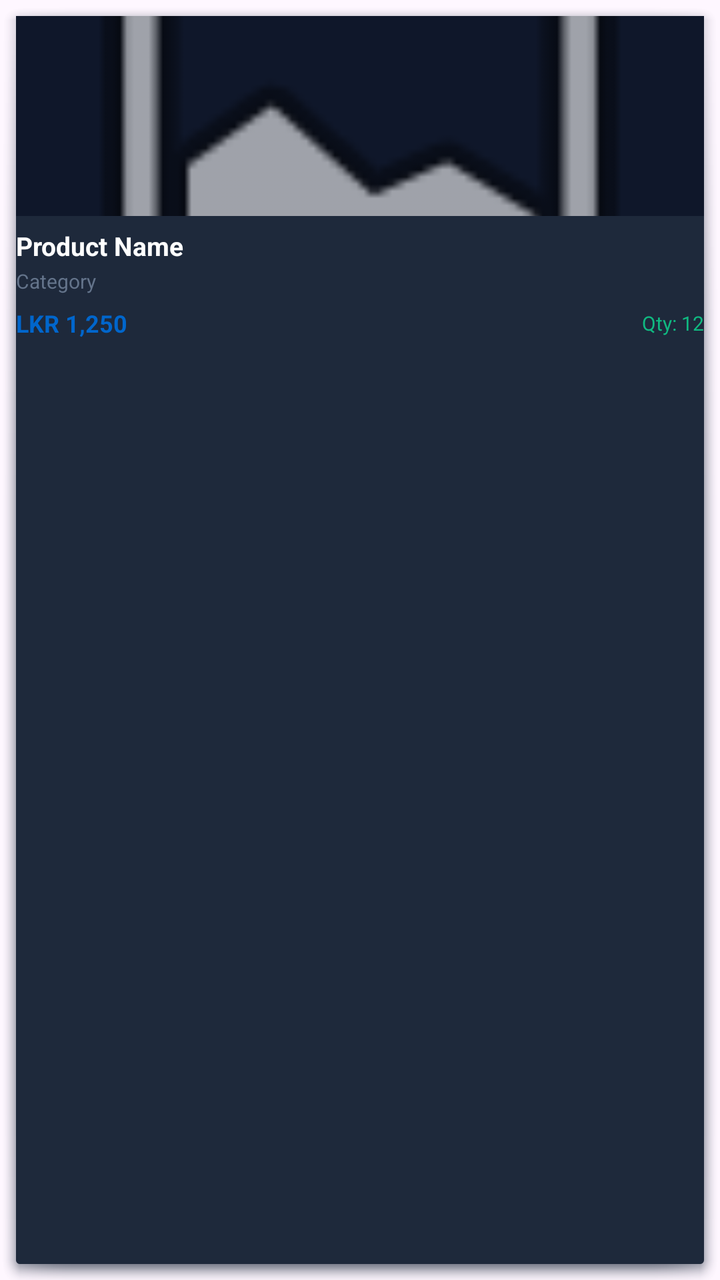
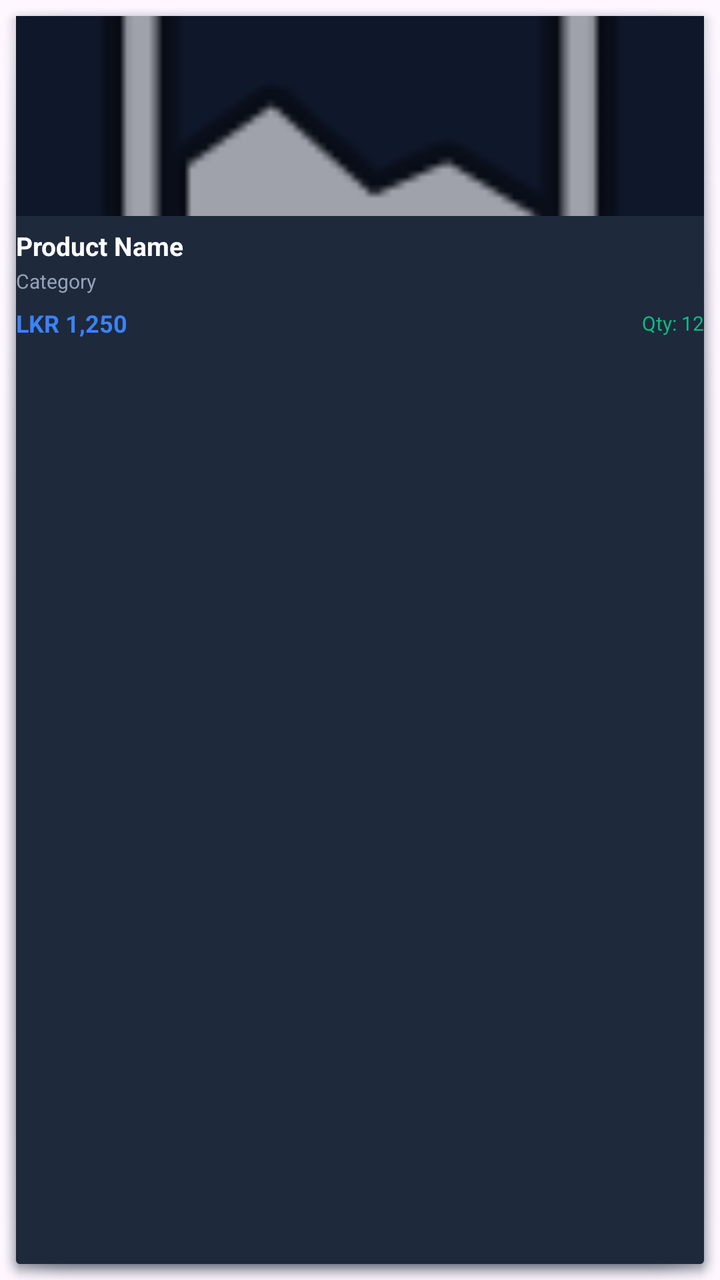

Two renders of the same Android screen: before a commit and after it. Below are the layout's source before the change and the commit's diff.
<!-- AndroidManifest.xml: application theme Theme.Curtiss -->
<!-- res/layout/item_product_grid.xml -->
<?xml version="1.0" encoding="utf-8"?>
<LinearLayout xmlns:android="http://schemas.android.com/apk/res/android"
    android:layout_width="match_parent"
    android:layout_height="wrap_content"
    android:background="@android:drawable/dialog_holo_dark_frame"
    android:backgroundTint="#1E293B"
    android:orientation="vertical"
    android:padding="8dp"
    android:layout_margin="4dp">

    
    <ImageView
        android:id="@+id/imgProductGrid"
        android:layout_width="match_parent"
        android:layout_height="100dp"
        android:background="#0F172A"
        android:scaleType="centerCrop"
        android:src="@android:drawable/ic_menu_gallery" />

    
    <TextView
        android:id="@+id/lblProductNameGrid"
        android:layout_width="match_parent"
        android:layout_height="wrap_content"
        android:text="Product Name"
        android:textColor="#FFFFFF"
        android:textSize="13sp"
        android:textStyle="bold"
        android:maxLines="2"
        android:ellipsize="end"
        android:layout_marginTop="6dp" />

    <TextView
        android:id="@+id/lblCategoryGrid"
        android:layout_width="wrap_content"
        android:layout_height="wrap_content"
        android:text="Category"
        android:textColor="#64748B"
        android:textSize="10sp"
        android:layout_marginTop="2dp" />

    
    <LinearLayout
        android:layout_width="match_parent"
        android:layout_height="wrap_content"
        android:orientation="horizontal"
        android:gravity="center_vertical"
        android:layout_marginTop="6dp"
        android:weightSum="2">

        <TextView
            android:id="@+id/lblPriceGrid"
            android:layout_width="0dp"
            android:layout_height="wrap_content"
            android:layout_weight="1.2"
            android:text="LKR 1,250"
            android:textColor="#0066CC"
            android:textSize="12sp"
            android:textStyle="bold" />

        <TextView
            android:id="@+id/lblStockGrid"
            android:layout_width="0dp"
            android:layout_height="wrap_content"
            android:layout_weight="0.8"
            android:text="Qty: 12"
            android:textColor="#10B981"
            android:textSize="10sp"
            android:gravity="end" />

    </LinearLayout>



</LinearLayout>
<!-- resources referenced by this layout -->
<resources>
  <style name="Theme.Curtiss" parent="Base.Theme.Curtiss" />
  <style name="Base.Theme.Curtiss" parent="Theme.Material3.DayNight.NoActionBar">
          
          
      </style>
</resources>

<!-- the commit's change to res/layout/item_product_grid.xml (unified diff, before → after) -->
@@ -35,7 +35,7 @@
         android:layout_width="wrap_content"
         android:layout_height="wrap_content"
         android:text="Category"
-        android:textColor="#64748B"
+        android:textColor="#94A3B8"
         android:textSize="10sp"
         android:layout_marginTop="2dp" />
 
@@ -54,7 +54,7 @@
             android:layout_height="wrap_content"
             android:layout_weight="1.2"
             android:text="LKR 1,250"
-            android:textColor="#0066CC"
+            android:textColor="#3B82F6"
             android:textSize="12sp"
             android:textStyle="bold" />
 
